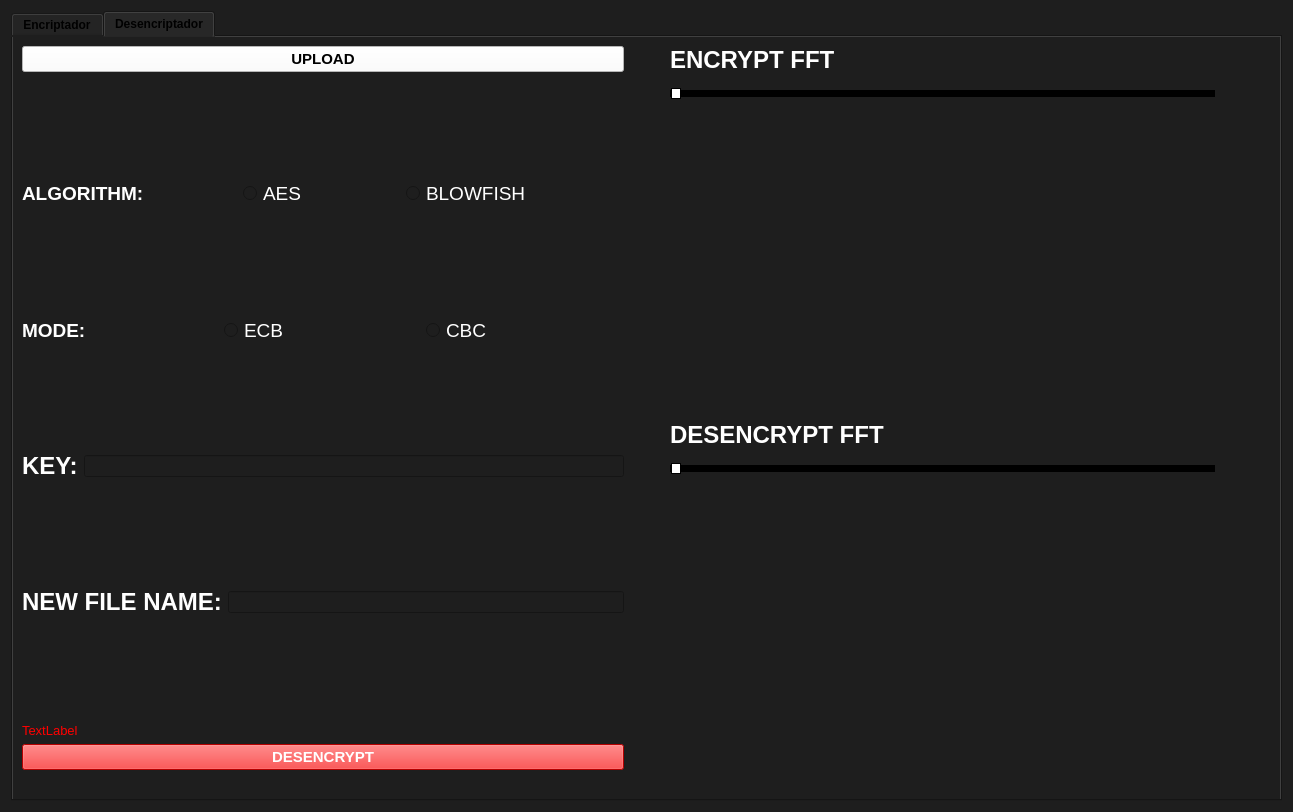
The window that Frontend/Designer/menu.ui (inequihi/ASSD-TP4) describes before a commit, drawn with Qt 5.
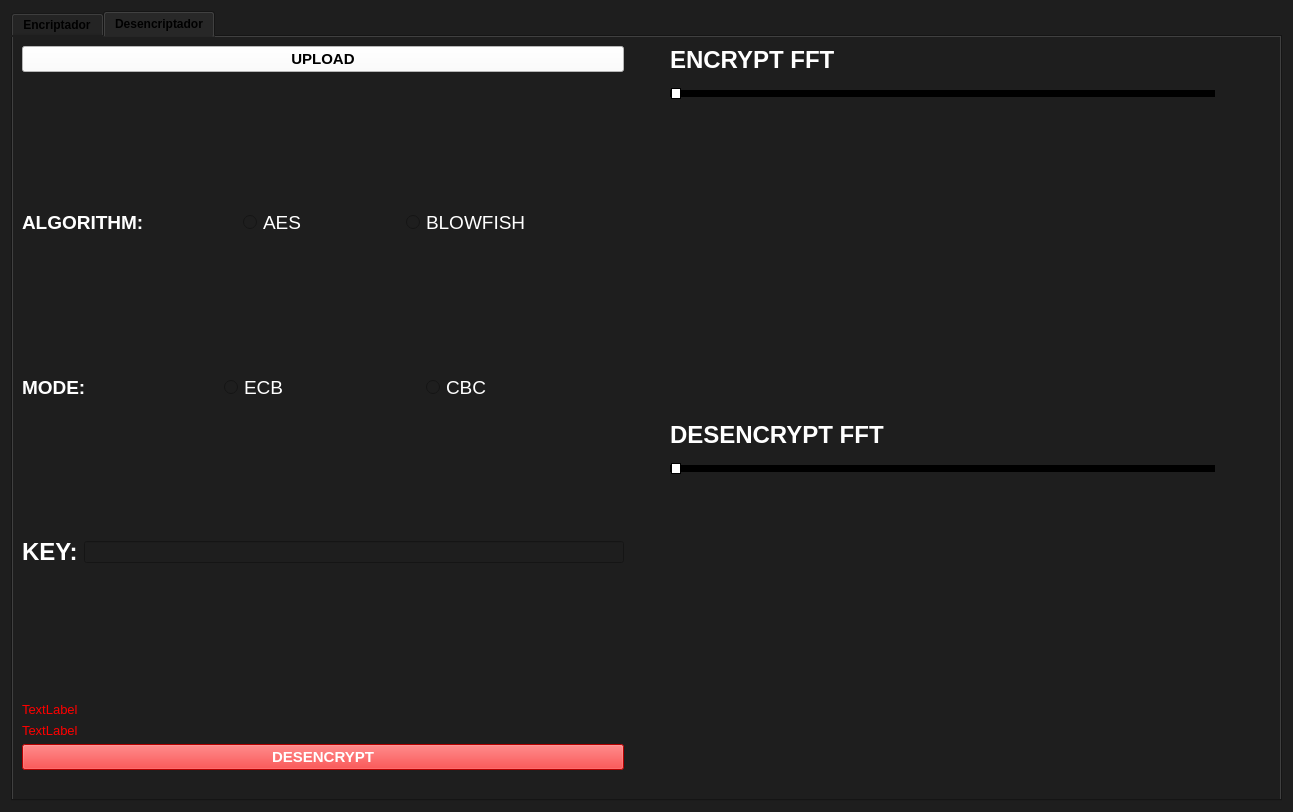
The same window after the commit. The open tabs and pages were chosen to show the change. Icons and pictures are not drawn. Custom widgets are drawn as their Qt base class.

What changed in the file:
```diff
--- a/Frontend/Designer/menu.ui
+++ b/Frontend/Designer/menu.ui
@@ -1449,47 +1449,6 @@
                </item>
               </layout>
              </item>
-             <item>
-              <spacer name="verticalSpacer_6">
-               <property name="orientation">
-                <enum>Qt::Vertical</enum>
-               </property>
-               <property name="sizeHint" stdset="0">
-                <size>
-                 <width>20</width>
-                 <height>40</height>
-                </size>
-               </property>
-              </spacer>
-             </item>
-             <item>
-              <layout class="QHBoxLayout" name="horizontalLayout_23">
-               <item>
-                <widget class="QLabel" name="label_26">
-                 <property name="font">
-                  <font>
-                   <pointsize>18</pointsize>
-                   <weight>75</weight>
-                   <bold>true</bold>
-                  </font>
-                 </property>
-                 <property name="styleSheet">
-                  <string notr="true">color:white;</string>
-                 </property>
-                 <property name="text">
-                  <string>NEW FILE NAME:</string>
-                 </property>
-                </widget>
-               </item>
-               <item>
-                <widget class="QLineEdit" name="lineEdit_key_2">
-                 <property name="styleSheet">
-                  <string notr="true">color:white;</string>
-                 </property>
-                </widget>
-               </item>
-              </layout>
-             </item>
              <item>
               <spacer name="verticalSpacer_22">
                <property name="orientation">
@@ -1503,6 +1462,21 @@
                </property>
               </spacer>
              </item>
+             <item>
+              <widget class="QLabel" name="label_incorrect_D_2">
+               <property name="font">
+                <font>
+                 <pointsize>10</pointsize>
+                </font>
+               </property>
+               <property name="styleSheet">
+                <string notr="true">color:red;</string>
+               </property>
+               <property name="text">
+                <string>TextLabel</string>
+               </property>
+              </widget>
+             </item>
              <item>
               <widget class="QLabel" name="label_incorrect_D">
                <property name="font">
```
Left out of the diff: 54 changed lines with no effect on the pictures.
